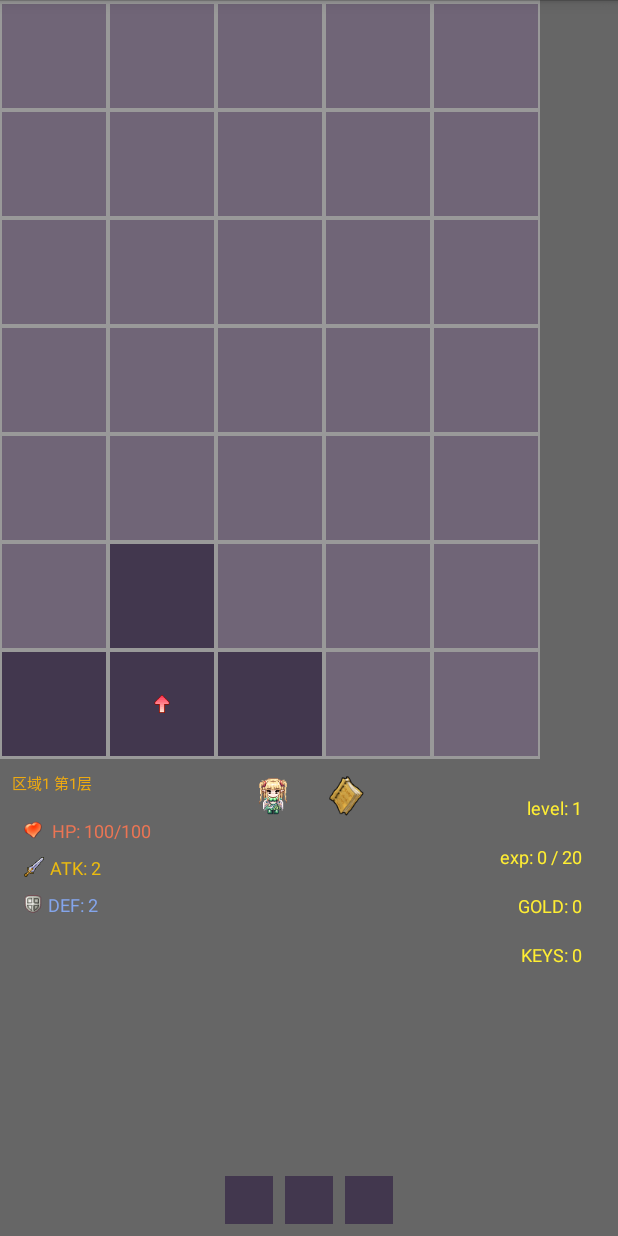
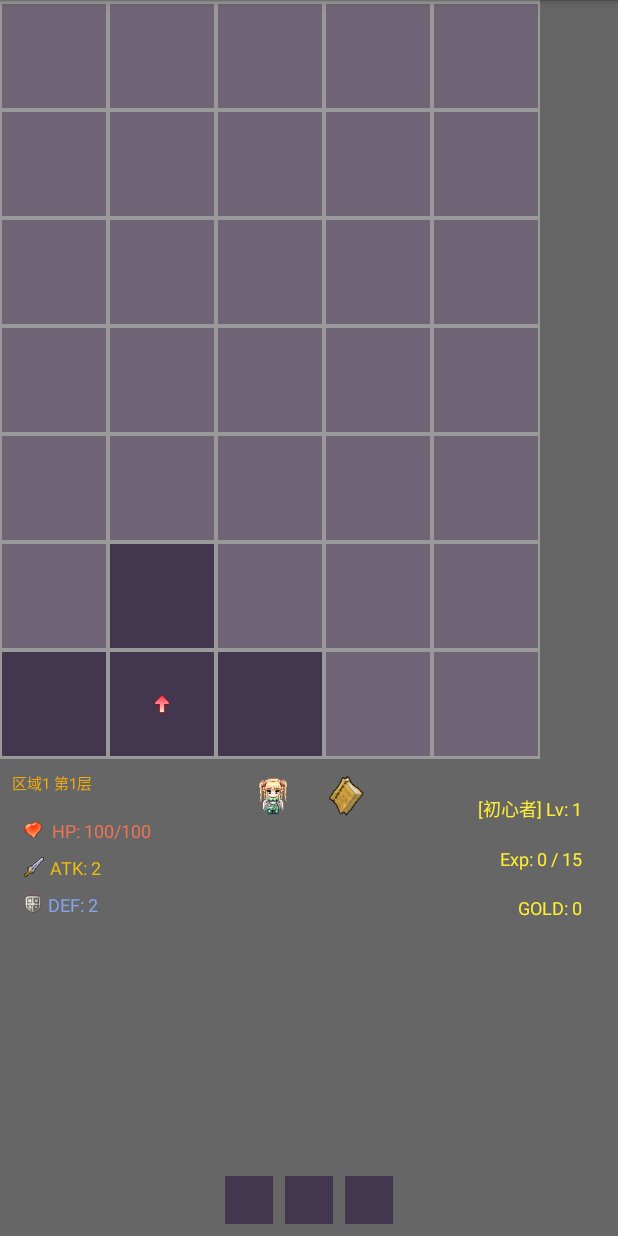
Before and after one commit to pekphet/GTable-Game, an Android app: the screen it shows after launch (GameActivity), after a tap on "START", on a phone screen of 412 x 824 dp. Run offline under Robolectric (Android 15) with nearby library versions, the light colour scheme and no system bars.

Commit message:
083 update

```diff
--- a/app/build.gradle
+++ b/app/build.gradle
@@ -10,8 +10,8 @@ android {
         applicationId "cc.fish91.gtable"
         minSdkVersion 18
         targetSdkVersion 27
-        versionCode 8200
-        versionName "0.8.2-Demo"
+        versionCode 8300
+        versionName "0.8.3-Demo"
         testInstrumentationRunner "android.support.test.runner.AndroidJUnitRunner"
     }
     buildTypes {
--- a/app/src/main/java/cc/fish91/gtable/Entity.kt
+++ b/app/src/main/java/cc/fish91/gtable/Entity.kt
@@ -23,7 +23,7 @@ data class PersonBought(var atkLv: Int, var defLv: Int, var hpLv: Int)
 
 data class Equip(var level: Int, val info: EquipInfo, var rare: Int, val exProperty: AddableMutableMap<EquipProperty> = AddableMutableMap())
 
-data class EquipInfo(var id: Int, var name: String, var position: EquipPosition, var baseProperty: Int, var iconId: Int, var extra: Pair<ExEffect, Int>?)
+data class EquipInfo(var id: Int = 0x0001, var name: String, var position: EquipPosition, var baseProperty: Int, var iconId: Int, var extra: Pair<ExEffect, Int>?)
 
 data class FightSceneFinalData(var HP: Int = 0, var HPLine: Int = 0, var atk: Int = 0, var def: Int = 0, var critical: Int = 0, var criticalDmg: Int = 0, var miss: Int = 0, var restore: Int = 0, val buff: FloorBuff = FloorBuff(), val floorAppend: FloorAppend = FloorAppend())
 data class FloorAppend(var HP: Int = 0, var atk: Int = 0, var def: Int = 0)
--- a/app/src/main/java/cc/fish91/gtable/Enums.kt
+++ b/app/src/main/java/cc/fish91/gtable/Enums.kt
@@ -1,12 +1,16 @@
 package cc.fish91.gtable
 
-enum class RoleType(val info: String) {
-    BEGINNER("初心者"),
-    KNIGHT("骑士"),
-    ROGUE("暗杀者"),
-    FIGHTER("格斗家"),
-    HUNTER("猎人"),
-    NEC("死灵术士"),
+import cc.fish91.gtable.engine.FightEffects
+import cc.fish91.gtable.engine.IFightEffect
+import kotlin.reflect.KClass
+
+enum class RoleType(val info: String, val pSkill: KClass<out IFightEffect>) {
+    BEGINNER("初心者", FightEffects.NANSkill::class),
+    KNIGHT("骑士", FightEffects.KNIGHTPSkill::class),
+    ROGUE("暗杀者", FightEffects.ROGUEPSkill::class),
+    FIGHTER("格斗家", FightEffects.FighterPSkill::class),
+    HUNTER("猎人", FightEffects.NANSkill::class),
+    NEC("死灵术士", FightEffects.NECPSkill::class),
 }
 
 enum class FloorStatus {
--- a/app/src/main/java/cc/fish91/gtable/activity/MainActivity.kt
+++ b/app/src/main/java/cc/fish91/gtable/activity/MainActivity.kt
@@ -37,7 +37,7 @@ class MainActivity : Activity() {
             GameActivity.start(this@MainActivity, mFloor)
         }
         img_main_info.setOnClickListener {
-            Dialogs.show(this@MainActivity, "游戏说明", StaticInfo.APP_INFO_D) {}
+            Dialogs.show(this@MainActivity, "游戏说明", "${StaticInfo.APP_INFO_D}\n版本号：${packageManager.getPackageInfo(packageName, 0).versionName}") {}
         }
 
         flushPersonArea()
@@ -87,7 +87,7 @@ class MainActivity : Activity() {
         mBought = PersonRecord.getPersonBought()
         PersonRecord.getPersonData().let {
             mPersonData = it
-            tv_main_lv.text = "Lv: ${it.level}"
+            tv_main_lv.text = "[${it.roleType.info}] Lv: ${it.level}"
             tv_main_exp.text = "EXP: ${it.exp} / ${StaticData.getLimitExp(it.level)}"
             tv_main_hp.text = "HP: ${StaticData.getUppedHP(it.HP, mBought.hpLv)}"
             tv_main_atk.text = "ATK: ${StaticData.getUppedAtk(it.atk, mBought.atkLv)}"
--- a/app/src/main/java/cc/fish91/gtable/engine/EquipEngine.kt
+++ b/app/src/main/java/cc/fish91/gtable/engine/EquipEngine.kt
@@ -17,11 +17,11 @@ object EquipEngine {
                 Math.min(floor / CHANGE_LEVEL_COUNT, EQUIP_LEVEL_LIMIT),
                 StaticData.getBaseEquipInfo(id), it).apply {
             for (i in 0..it)
-                EquipProperty.values().getRand().let { exProperty.add(it, getExValue(it, StaticData.getBaseEquipInfo(id), (floor / CHANGE_LEVEL_COUNT).limitAtMost(50))) }
+                EquipProperty.values().getRand().let { exProperty.add(it, getExValue(it, StaticData.getBaseEquipInfo(id), (floor / CHANGE_LEVEL_COUNT).limitAtMost(60))) }
         }
     }
 
-    fun createByRare(id: Int, rare: Int) = create(id, rare, 0, rare)
+    fun createByRare(id: Int, level: Int, rare: Int) = create(id, rare, level * 5 + 4, rare)
 
     private fun getExValue(ep: EquipProperty, info: EquipInfo, level: Int) = info.run {
         when (ep) {
--- a/app/src/main/java/cc/fish91/gtable/engine/TaskEngine.kt
+++ b/app/src/main/java/cc/fish91/gtable/engine/TaskEngine.kt
@@ -10,7 +10,7 @@ import cc.fish91.gtable.resource.StaticData
 
 object TaskEngine {
     const val K_MONSTER_TASK_CHANCE_PC = 10
-    const val TASK_COUNT = 3
+    const val TASK_COUNT = 4
 
     fun create(pLevel: Int, startFloor: Int): TaskEntity {
         val type = getRandType()
@@ -49,7 +49,7 @@ object TaskEngine {
         return when (task.type) {
             TaskType.KILL_MONSTER -> when (type) {
                 TaskAwardType.Equip -> TaskAward(StaticData.getBaseMonster(task.monsterId).drop.first,
-                        Math.wave((task.startFloor / EquipEngine.CHANGE_LEVEL_COUNT + 2).limitAtMost(EQUIP_LEVEL_LIMIT), 2),
+                        Math.wave((task.startFloor / EquipEngine.CHANGE_LEVEL_COUNT + 1).limitAtMost(EQUIP_LEVEL_LIMIT).limitAtLeast(0), 2),
                         if (task.isK) 3 else 2, TaskAwardType.Equip)
                 TaskAwardType.Gold -> TaskAward(task.needValue * 20, 0, 0, TaskAwardType.Gold)
                 TaskAwardType.Exp -> TaskAward(task.needValue * 20, 0, 0, TaskAwardType.Exp)
@@ -85,12 +85,12 @@ object TaskEngine {
     private fun getMonsterTaskNeed(pLevel: Int) = Math.wavePc((5 + pLevel * 2).limitAtMost(60), 20)
     private fun getFloorTaskNeed() = Math.wave(7, 3)
 
-    private fun getEquipIdByFloor(floor: Int): Int {
-        if (floor <= 30) {
-            return listOf(0x1, 0x1001, 0x2001).getRand()
-        } else {
-            return StaticData.getAllEquips().toList().getRand()
-        }
-    }
+    private fun getEquipIdByFloor(floor: Int) =
+        StaticData.getDropEquipsOfArea(((floor / 30) + 1).limitAtMost(StaticData.DEFAULT_MONSTER_AREA)).getRand()
+//        if (floor <= 30) {
+//            return listOf(0x1, 0x1001, 0x2001).getRand()
+//        } else {
+//            return StaticData.getAllEquips().toList().getRand()
+//        }
 
 }
--- a/app/src/main/java/cc/fish91/gtable/localdata/PersonRecord.kt
+++ b/app/src/main/java/cc/fish91/gtable/localdata/PersonRecord.kt
@@ -1,10 +1,7 @@
 package cc.fish91.gtable.localdata
 
 import android.content.Context
-import cc.fish91.gtable.Framework
-import cc.fish91.gtable.PersonBought
-import cc.fish91.gtable.PersonData
-import cc.fish91.gtable.TaskEntity
+import cc.fish91.gtable.*
 import cc.fish91.gtable.engine.TaskEngine
 import cc.fish91.gtable.resource.StaticData
 import com.google.gson.reflect.TypeToken
@@ -22,7 +19,7 @@ object PersonRecord {
 
     fun getPersonData(): PersonData = SP_HANDLE.getString(PERSON_BASE_KEY, "").run {
         if (this.isBlank())
-            PersonData(100, 2, 2, 0, 1, 0)
+            StaticData.getPersonInit(RoleType.BEGINNER)
         else
             Framework._G.fromJson(this, PersonData::class.java)
     }
@@ -126,4 +123,10 @@ object PersonRecord {
                 .apply()
     }
 
+    /****ROLE TYPE!*****************/
+    fun getEnabledRoleType1() = arrayOf(RoleType.FIGHTER, RoleType.ROGUE, RoleType.KNIGHT, RoleType.NEC)
+    fun changeRoleType1(type: RoleType, gold: Int) {
+        storePersonData(StaticData.getPersonInit(type, gold))
+    }
+
 }
--- a/app/src/main/java/cc/fish91/gtable/resource/StaticData.kt
+++ b/app/src/main/java/cc/fish91/gtable/resource/StaticData.kt
@@ -6,19 +6,33 @@ import cc.fish91.gtable.engine.IFightEffect
 
 object StaticData {
     const val DEFAULT_MONSTER_AREA = 7
+    const val CHANGE_ROLE_TYPE_1 = 2
 
     /****Static Data**************/
 
     private val mMonsterMap = mutableMapOf(
-            Pair(1, BaseMonster(2, 1, 1, "花蘑菇", 2, 3, R.drawable.t_icon_monster_mashroom, Pair(0x1, 15), FightEffects.CutP10HP::class)),
-            Pair(2, BaseMonster(4, 1, 2, "钢猪猪", 2, 3, R.drawable.t_icon_monster_steelpig, Pair(0x1001, 15), FightEffects.DcsPDef::class)),
-            Pair(3, BaseMonster(1, 3, 1, "星星怪", 2, 3, R.drawable.t_icon_monster_star, Pair(0x2001, 20), FightEffects.DscPAtk::class)),
-            Pair(4, BaseMonster(2, 3, 3, "木头妖", 5, 6, R.drawable.t_icon_monster_wood, Pair(0x0002, 20), FightEffects.ClearPArmor::class)),
-            Pair(5, BaseMonster(3, 2, 2, "太阳怪", 5, 6, R.drawable.t_icon_monster_sun, Pair(0x1002, 20), FightEffects.DscFA1Def::class)),
-            Pair(6, BaseMonster(4, 2, 5, "蓝蜗牛", 5, 6, R.drawable.t_icon_monster_bluewn, Pair(0x2002, 25), FightEffects.RebP10Atk::class)),
-            Pair(7, BaseMonster(2, 0, 2, "红蜗牛", 8, 6, R.drawable.t_icon_monster_redwn, Pair(0x0003, 25), FightEffects.CopyPAtk::class)),
-            Pair(8, BaseMonster(4, 4, 4, "绿水灵", 8, 6, R.drawable.t_icon_monster_gball, Pair(0x1003, 25), FightEffects.ClearPArmor::class)),
-            Pair(9, BaseMonster(3, 4, 5, "蓝水灵", 8, 6, R.drawable.t_icon_monster_bball, Pair(0x2003, 30), FightEffects.DscFA1Atk::class))
+//            Pair(1, BaseMonster(2, 1, 1, "花蘑菇", 2, 3, R.drawable.t_icon_monster_mashroom, Pair(0x0001, 15), FightEffects.CutP10HP::class)),
+//            Pair(2, BaseMonster(4, 1, 2, "钢猪猪", 2, 3, R.drawable.t_icon_monster_steelpig, Pair(0x1001, 15), FightEffects.DcsPDef::class)),
+//            Pair(3, BaseMonster(1, 3, 1, "星星怪", 2, 3, R.drawable.t_icon_monster_star, Pair(0x2001, 20), FightEffects.DscPAtk::class)),
+//            Pair(4, BaseMonster(2, 3, 3, "木头妖", 5, 6, R.drawable.t_icon_monster_wood, Pair(0x0002, 20), FightEffects.ClearPArmor::class)),
+//            Pair(5, BaseMonster(3, 2, 2, "太阳怪", 5, 6, R.drawable.t_icon_monster_sun, Pair(0x1002, 20), FightEffects.DscFA1Def::class)),
+//            Pair(6, BaseMonster(4, 2, 5, "蓝蜗牛", 5, 6, R.drawable.t_icon_monster_bluewn, Pair(0x2002, 25), FightEffects.RebP10Atk::class)),
+//            Pair(7, BaseMonster(2, 0, 2, "红蜗牛", 8, 6, R.drawable.t_icon_monster_redwn, Pair(0x0003, 25), FightEffects.CopyPAtk::class)),
+//            Pair(8, BaseMonster(4, 3, 4, "绿水灵", 8, 6, R.drawable.t_icon_monster_gball, Pair(0x1003, 25), FightEffects.ClearPArmor::class)),
+//            Pair(9, BaseMonster(3, 4, 5, "蓝水灵", 8, 6, R.drawable.t_icon_monster_bball, Pair(0x2003, 30), FightEffects.DscFA5Atk::class))
+//
+//            ,
+            Pair(1, BaseMonster(2, 1, 1, "蓝蜗牛", 5, 6, R.drawable.t_icon_monster_bluewn, Pair(0x0001, 15), FightEffects.CutP10HP::class)),
+            Pair(2, BaseMonster(4, 1, 2, "红蜗牛", 8, 6, R.drawable.t_icon_monster_redwn, Pair(0x1001, 15), FightEffects.DcsPDef::class)),
+            Pair(3, BaseMonster(1, 3, 1, "花蘑菇", 2, 3, R.drawable.t_icon_monster_mashroom, Pair(0x2001, 20), FightEffects.DscPAtk::class)),
+
+            Pair(4, BaseMonster(3, 2, 2, "绿水灵", 8, 6, R.drawable.t_icon_monster_gball, Pair(0x2002, 25), FightEffects.ClearPArmor::class)),
+            Pair(5, BaseMonster(2, 3, 3, "蓝水灵", 8, 6, R.drawable.t_icon_monster_bball, Pair(0x0002, 20), FightEffects.DscFA1Def::class)),
+            Pair(6, BaseMonster(4, 2, 5, "钢猪猪", 2, 3, R.drawable.t_icon_monster_steelpig, Pair(0x1002, 20), FightEffects.RebP10Atk::class)),
+
+            Pair(7, BaseMonster(2, 0, 2, "星光精灵", 2, 3, R.drawable.t_icon_monster_star, Pair(0x2003, 30), FightEffects.CopyPAtk::class)),
+            Pair(8, BaseMonster(4, 3, 4, "月光精灵", 5, 6, R.drawable.t_icon_monster_moon, Pair(0x1003, 25), FightEffects.ClearPArmor::class)),
+            Pair(9, BaseMonster(3, 4, 5, "日光精灵", 5, 6, R.drawable.t_icon_monster_sun, Pair(0x0003, 25), FightEffects.DscFA5Atk::class))
 
     )
 
@@ -49,8 +63,12 @@ object StaticData {
     //  will add CACHE  later!!
     fun getBaseMonster(id: Int) = mMonsterMap[id]!!
 
-    fun getMonsterPool(areaId: Int) = mAreaMonsterMap[areaId]?: mAreaMonsterMap[DEFAULT_MONSTER_AREA]!!
+    fun getMonsterPool(areaId: Int) = mAreaMonsterMap[areaId]
+            ?: mAreaMonsterMap[DEFAULT_MONSTER_AREA]!!
 
+    fun getDropEquipsOfArea(areaId: Int) = getMonsterPool(areaId).map {
+        mMonsterMap[it]?.drop?.first ?: 0x0001
+    }
 
     /****Gift ********************/
     fun getGiftInfo(gift: Gifts) = when (gift) {
@@ -68,19 +86,31 @@ object StaticData {
 
 
     /****Person Property********/
+    fun getPersonInit(roleType: RoleType, gold: Int = 0) = when(roleType) {
+        RoleType.BEGINNER -> PersonData(100, 2, 2, 0, 1, gold, roleType = roleType)
+        RoleType.FIGHTER -> PersonData(200, 40, 20, 0, 1, gold, roleType = roleType, ex = ExPerson(200, 350, 150))
+        RoleType.NEC -> PersonData(150, 22, 22, 0, 1, gold, roleType = roleType, ex = ExPerson(150, 150, 170))
+        RoleType.KNIGHT -> PersonData(250, 20, 40, 0, 1, gold, roleType = roleType, ex = ExPerson(100, 150, 120))
+        RoleType.ROGUE -> PersonData(150, 25, 20, 0, 1, gold, roleType = roleType, ex = ExPerson(300, 350, 300))
+        else -> PersonData(100, 2, 2, 0, 1, 0)
+    }
 
     fun getLvGrow(roleType: RoleType = RoleType.BEGINNER) = when (roleType) {
         RoleType.BEGINNER -> PersonData(20, 2, 2, 0, 0, 0, 0)
+        RoleType.FIGHTER -> PersonData(40, 3, 3, 0, 0, 0, 0)
+        RoleType.NEC -> PersonData(30, 3, 4, 0, 0, 0, 0)
+        RoleType.KNIGHT -> PersonData(60, 1, 4, 0, 0, 0, 0)
+        RoleType.ROGUE -> PersonData(20, 6, 2, 0, 0, 0, 0)
         else -> PersonData(20, 2, 2, 0, 0, 0, 0)
     }
 
-    fun getUPFee(currentLevel: Int) = 500 * currentLevel + 200
+    fun getUPFee(currentLevel: Int) = 300 * currentLevel + 100
 
-    fun getUppedAtk(originAtk: Int, atkLv: Int) = (originAtk * (1 + 0.1 * atkLv) + atkLv).toInt()
-    fun getUppedDef(originDef: Int, defLv: Int) = (originDef * (1 + 0.1 * defLv) + defLv).toInt()
-    fun getUppedHP(originHP: Int, hpLv: Int) = (originHP * (1 + 0.1 * hpLv) + hpLv * 10).toInt()
+    fun getUppedAtk(originAtk: Int, atkLv: Int) = (originAtk * (1 + 0.1 * atkLv) + atkLv * 2).toInt()
+    fun getUppedDef(originDef: Int, defLv: Int) = (originDef * (1 + 0.1 * defLv) + defLv * 2).toInt()
+    fun getUppedHP(originHP: Int, hpLv: Int) = (originHP * (1 + 0.1 * hpLv) + hpLv * 20).toInt()
 
-    fun getLimitExp(level: Int) = level * level * 20
+    fun getLimitExp(level: Int) = level * level * 15
 
     fun statusUpCalc(person: PersonData, personBought: PersonBought) {
         person.let {
--- a/app/src/main/java/cc/fish91/gtable/view/PersonView.kt
+++ b/app/src/main/java/cc/fish91/gtable/view/PersonView.kt
@@ -17,7 +17,7 @@ class PersionView(val ctx: Context, val fd: FightSceneFinalData) : LoadableView<
     private val mTvAtk = view.findViewById<TextView>(R.id.tv_vperson_atk)
     private val mTvDef = view.findViewById<TextView>(R.id.tv_vperson_def)
     private val mTvGold = view.findViewById<TextView>(R.id.tv_vperson_gold)
-    private val mTvKeys = view.findViewById<TextView>(R.id.tv_vperson_keys)
+    private val mImgKey = view.findViewById<ImageView>(R.id.img_vperson_keys)
     private val mTvLv = view.findViewById<TextView>(R.id.tv_vperson_lv)
     private val mTvExp = view.findViewById<TextView>(R.id.tv_vperson_exp)
     private val mImgEqW = view.findViewById<ImageView>(R.id.img_vperson_eqw)
@@ -30,9 +30,9 @@ class PersionView(val ctx: Context, val fd: FightSceneFinalData) : LoadableView<
         mTvAtk.text = "ATK: ${fd.atk + fd.floorAppend.atk}${fd.buff.tAtk.run { if (this == 0) "" else if (this < 0) " -$this" else " +$this" }}"
         mTvDef.text = "DEF: ${fd.def + fd.floorAppend.def}${fd.buff.tDef.run { if (this == 0) "" else if (this < 0) " -$this" else " +$this" }}"
         mTvGold.text = "GOLD: ${data.gold}"
-        mTvKeys.text = "KEYS: ${fd.buff.keys}"
-        mTvExp.text = "exp: ${data.exp} / ${StaticData.getLimitExp(data.level)}"
-        mTvLv.text = "level: ${data.level}"
+        mImgKey.visibility = if (fd.buff.keys > 0) View.VISIBLE else View.GONE
+        mTvExp.text = "Exp: ${data.exp} / ${StaticData.getLimitExp(data.level)}"
+        mTvLv.text = "[${data.roleType.info}] Lv: ${data.level}"
     }
 
     fun setFloor(floorMsg: String) {
--- a/app/src/main/res/layout/activity_main.xml
+++ b/app/src/main/res/layout/activity_main.xml
@@ -61,7 +61,7 @@
             android:id="@+id/tv_main_exp"
             android:layout_width="0dp"
             android:layout_height="wrap_content"
-            android:layout_weight="3"
+            android:layout_weight="2"
             android:gravity="center"
             android:textColor="@color/text_color_lv"
             android:textSize="14dp" />
--- a/app/src/main/res/layout/v_persion.xml
+++ b/app/src/main/res/layout/v_persion.xml
@@ -83,16 +83,15 @@
         android:textColor="@color/text_color_lv"
         android:textSize="12dp" />
 
-    <TextView
-        android:id="@+id/tv_vperson_keys"
+    <ImageView
+        android:id="@+id/img_vperson_keys"
         android:layout_width="wrap_content"
         android:layout_height="wrap_content"
         android:layout_alignParentRight="true"
-        android:layout_below="@+id/tv_vperson_gold"
-        android:layout_marginRight="24dp"
-        android:layout_marginTop="16dp"
-        android:textColor="@color/text_color_lv"
-        android:textSize="12dp" />
+        android:padding="8dp"
+        android:scaleX="2"
+        android:scaleY="2"
+        android:src="@drawable/t_icon_p_key"/>
 
     <LinearLayout
         android:id="@+id/ll_vperson_equip"
```
Also changed, not shown: app/src/main/java/cc/fish91/gtable/activity/GameActivity.kt (+20 -2 lines), app/src/main/java/cc/fish91/gtable/engine/FightEffects.kt (+82 -4 lines), app/src/main/java/cc/fish91/gtable/resource/StaticInfo.kt (+7 -2 lines), app/src/main/java/cc/fish91/gtable/view/Dialogs.kt (+5 -2 lines), 1 other file.
